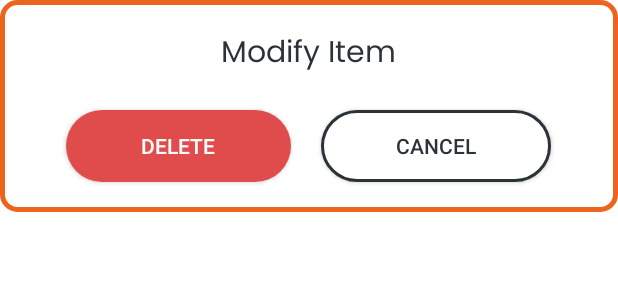
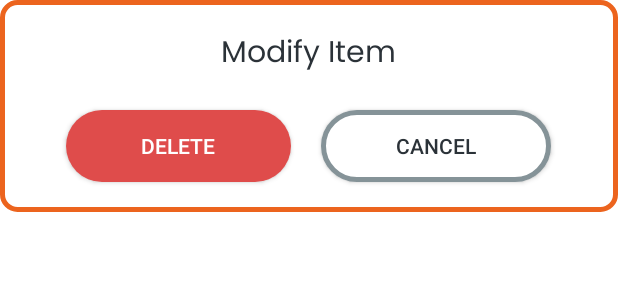
Before and after one commit to Mastermind0100/Mercury, an Android app: the layout delete_dialog.xml on its own in the app's theme, with its tools: preview values and no code run, on a phone screen of 412 x 824 dp. Shown: the top 300 px of the screen. Run offline under Robolectric (Android 15) with nearby library versions, the phone set to English and light mode, and no system bars; network calls fail.

Commit message:
added button click ripple feedback

```diff
--- a/app/src/main/res/drawable/custom_button_red.xml
+++ b/app/src/main/res/drawable/custom_button_red.xml
@@ -1,21 +1,20 @@
 <?xml version="1.0" encoding="utf-8"?>
-<ripple xmlns:android="http://schemas.android.com/apk/res/android"
-    android:color="@color/red">
-    <item android:id="@android:id/mask">
+<ripple
+    xmlns:android="http://schemas.android.com/apk/res/android"
+    android:color="#88FFFFFF"> <!-- Ripple color :: WHITE -->
+
+    <item>
         <shape android:shape="rectangle">
-            <solid android:color="@color/orange" />
+            <solid android:color="@color/red" />
             <corners android:radius="100dp" />
         </shape>
     </item>
 
-    <item android:id="@android:id/background">
+    <!-- Make sure the ripple doesn't exceed the bounds -->
+    <item android:id="@android:id/mask">
         <shape android:shape="rectangle">
-            <gradient
-                android:angle="90"
-                android:endColor="@color/red"
-                android:startColor="@color/red"
-                android:type="linear" />
-            <corners android:radius="100dp" />
+            <solid android:color="?android:colorAccent" />
+            <corners android:radius="100dp"/>
         </shape>
     </item>
 </ripple>
--- a/app/src/main/res/drawable/custom_button_white.xml
+++ b/app/src/main/res/drawable/custom_button_white.xml
@@ -1,22 +1,21 @@
 <?xml version="1.0" encoding="utf-8"?>
-<ripple xmlns:android="http://schemas.android.com/apk/res/android"
-android:color="@color/white">
-<item android:id="@android:id/mask">
+<ripple
+    xmlns:android="http://schemas.android.com/apk/res/android"
+    android:color="@color/orange"> <!-- Ripple color :: WHITE -->
+
+    <item>
         <shape android:shape="rectangle">
-        <solid android:color="@color/gray" />
+            <solid android:color="@color/white"/>
+            <stroke android:width="3dp" android:color="@color/gray"/>
             <corners android:radius="100dp" />
         </shape>
     </item>
 
-<item android:id="@android:id/background">
+    <!-- Make sure the ripple doesn't exceed the bounds -->
+    <item android:id="@android:id/mask">
         <shape android:shape="rectangle">
-        <gradient
-            android:angle="90"
-            android:endColor="@color/white"
-            android:startColor="@color/white"
-            android:type="linear" />
-        <stroke android:width="2dp" android:color="@color/background"/>
-        <corners android:radius="100dp" />
+            <solid android:color="?android:colorAccent" />
+            <corners android:radius="100dp"/>
         </shape>
     </item>
 </ripple>
```
Lines whose indentation alone changed are shown as unchanged.
